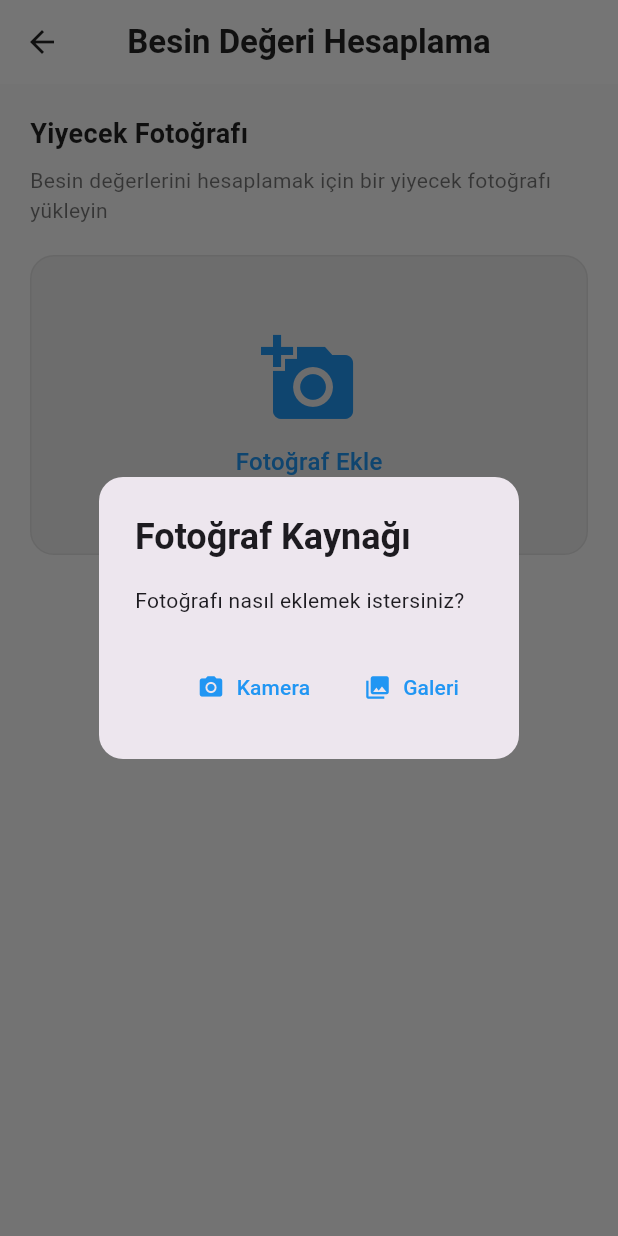
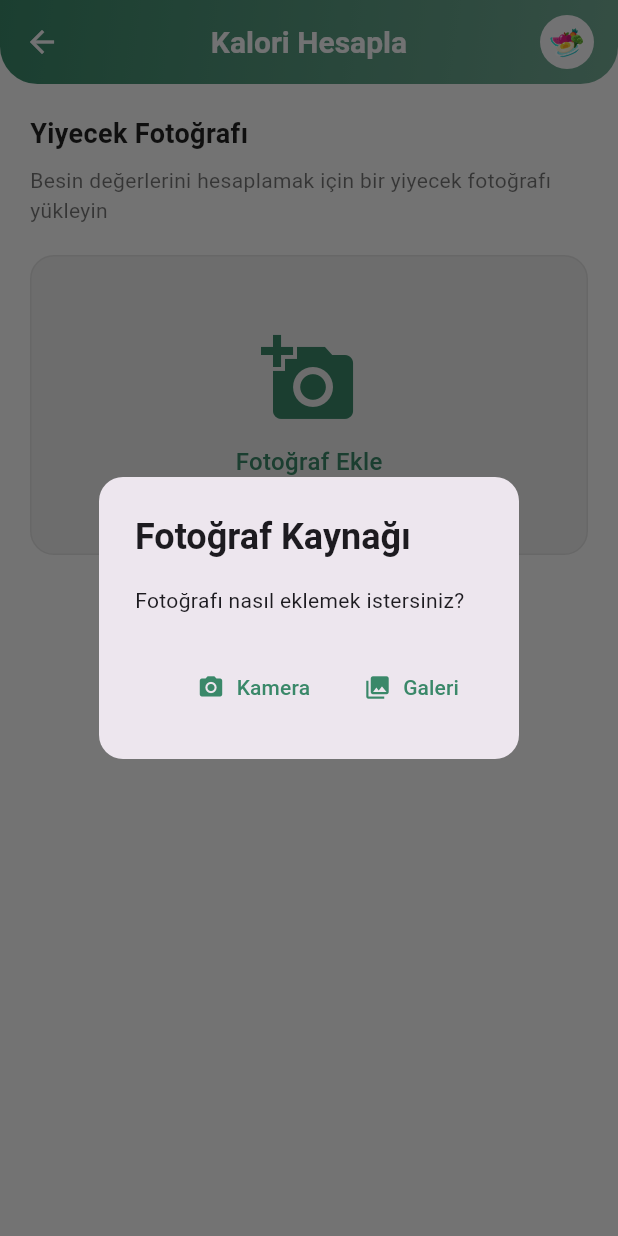
Before and after one commit to ibrahimysr/dietician_app, a Flutter app: the FoodPhotoScreen screen opened directly, after a tap on "Fotoğraf Ekle", on a phone screen of 412 x 824 dp. Run offline on Flutter 3.47's test engine with Material 3 defaults, Android fonts, the phone set to English and light mode, and no system bars; our stand-ins replace cached_network_image, fl_chart, flutter_animate, flutter_staggered_animations, font_awesome_flutter, google_generative_ai and 4 more; missing offline and left inert: flutter_ai_toolkit; accounts and stored records are empty.

Commit message:
düzenleme

```diff
--- a/lib/client/screens/ai_calories/ai_calories_screen.dart
+++ b/lib/client/screens/ai_calories/ai_calories_screen.dart
@@ -1,5 +1,7 @@
 import 'dart:io';
 
+import 'package:dietician_app/client/components/shared/custom_app_bar.dart';
+import 'package:dietician_app/client/core/theme/color.dart';
 import 'package:dietician_app/client/services/gemini/gemini_service.dart';
 import 'package:flutter/material.dart';
 import 'package:image_picker/image_picker.dart';
@@ -8,7 +10,7 @@ class FoodPhotoScreen extends StatefulWidget {
   const FoodPhotoScreen({super.key});
 
   @override
-  _FoodPhotoScreenState createState() => _FoodPhotoScreenState();
+  State<FoodPhotoScreen> createState() => _FoodPhotoScreenState();
 }
 
 class _FoodPhotoScreenState extends State<FoodPhotoScreen> {
@@ -72,16 +74,16 @@ class _FoodPhotoScreenState extends State<FoodPhotoScreen> {
               Navigator.pop(context);
               _pickImage(ImageSource.camera);
             },
-            icon: const Icon(Icons.camera_alt, color: Colors.blue),
-            label: const Text('Kamera', style: TextStyle(color: Colors.blue)),
+            icon:  Icon(Icons.camera_alt, color: AppColor.primary),
+            label:  Text('Kamera', style: TextStyle(color:AppColor.primary)),
           ),
           TextButton.icon(
             onPressed: () {
               Navigator.pop(context);
               _pickImage(ImageSource.gallery);
             },
-            icon: const Icon(Icons.photo_library, color: Colors.blue),
-            label: const Text('Galeri', style: TextStyle(color: Colors.blue)),
+            icon:  Icon(Icons.photo_library, color:AppColor.primary),
+            label:  Text('Galeri', style: TextStyle(color:AppColor.primary)),
           ),
         ],
       ),
@@ -92,19 +94,7 @@ class _FoodPhotoScreenState extends State<FoodPhotoScreen> {
   Widget build(BuildContext context) {
     return Scaffold(
       backgroundColor: Colors.grey[50],
-      appBar: AppBar(
-        elevation: 0,
-        backgroundColor: Colors.white,
-        title: const Text(
-          'Besin Değeri Hesaplama',
-          style: TextStyle(
-            color: Colors.black87,
-            fontWeight: FontWeight.bold,
-          ),
-        ),
-        centerTitle: true,
-        iconTheme: const IconThemeData(color: Colors.black87),
-      ),
+     appBar: CustomAppBar(title: "Kalori Hesapla"),
       body: SingleChildScrollView(
         child: Padding(
           padding: const EdgeInsets.all(20.0),
@@ -157,11 +147,11 @@ class _FoodPhotoScreenState extends State<FoodPhotoScreen> {
               ),
               child: Column(
                 mainAxisAlignment: MainAxisAlignment.center,
-                children: const [
+                children:  [
                   Icon(
                     Icons.add_a_photo,
                     size: 64,
-                    color: Colors.blue,
+                    color: AppColor.primary,
                   ),
                   SizedBox(height: 12),
                   Text(
@@ -169,7 +159,7 @@ class _FoodPhotoScreenState extends State<FoodPhotoScreen> {
                     style: TextStyle(
                       fontSize: 16,
                       fontWeight: FontWeight.w500,
-                      color: Colors.blue,
+                      color:  AppColor.primary,
                     ),
                   ),
                 ],
@@ -194,7 +184,7 @@ class _FoodPhotoScreenState extends State<FoodPhotoScreen> {
                   child: FloatingActionButton.small(
                     onPressed: _showImageSourceDialog,
                     backgroundColor: Colors.white,
-                    child: const Icon(Icons.edit, color: Colors.blue),
+                    child:  Icon(Icons.edit, color:AppColor.primary),
                   ),
                 ),
               ],
@@ -207,8 +197,8 @@ class _FoodPhotoScreenState extends State<FoodPhotoScreen> {
   Widget _buildLoadingSection() {
     return Center(
       child: Column(
-        children: const [
-          CircularProgressIndicator(color: Colors.blue),
+        children:  [
+          CircularProgressIndicator(color:AppColor.primary),
           SizedBox(height: 16),
           Text(
             'Yiyecek analiz ediliyor...',
@@ -315,17 +305,17 @@ class _FoodPhotoScreenState extends State<FoodPhotoScreen> {
           Container(
             padding: const EdgeInsets.all(12),
             decoration: BoxDecoration(
-              color: Colors.blue[50],
+              color:AppColor.primary,
               borderRadius: BorderRadius.circular(8),
             ),
             child: Row(
-              children: const [
-                Icon(Icons.info_outline, color: Colors.blue, size: 20),
+              children:  [
+                Icon(Icons.info_outline, color:AppColor.primary, size: 20),
                 SizedBox(width: 8),
                 Expanded(
                   child: Text(
                     'Not: Kalori ve besin değerleri tahmini olup gerçek değerlerden farklı olabilir.',
-                    style: TextStyle(fontSize: 12, color: Colors.blue),
+                    style: TextStyle(fontSize: 12, color:AppColor.white),
                   ),
                 ),
               ],
@@ -339,7 +329,7 @@ class _FoodPhotoScreenState extends State<FoodPhotoScreen> {
                 Navigator.pop(context, _foodDetails);
               },
               style: ElevatedButton.styleFrom(
-                backgroundColor: Colors.blue,
+                backgroundColor:AppColor.primary,
                 foregroundColor: Colors.white,
                 padding: const EdgeInsets.symmetric(vertical: 16),
                 shape: RoundedRectangleBorder(borderRadius: BorderRadius.circular(12)),
--- a/lib/client/screens/main/main_screen.dart
+++ b/lib/client/screens/main/main_screen.dart
@@ -2,7 +2,6 @@ import 'package:dietician_app/client/core/theme/color.dart';
 import 'package:dietician_app/client/core/utils/auth_storage.dart';
 import 'package:dietician_app/client/screens/ai_calories/ai_calories_screen.dart';
 import 'package:dietician_app/client/screens/chat_bot/chat_screen.dart';
-import 'package:dietician_app/client/screens/dietitian/dietitian_screen.dart';
 import 'package:dietician_app/client/screens/home/home_screen.dart';
 import 'package:dietician_app/client/screens/progress/progress_screen.dart';
 import 'package:dietician_app/client/screens/recipes/recipes_screen.dart';
@@ -43,7 +42,7 @@ class _MainScreenState extends State<MainScreen>
           BottomNavItem(
         icon: Icons.camera,
         activeIcon: Icons.camera,
-        label: "Kalori Hesapla"),
+        label: "Kalori"),
          BottomNavItem(
         icon: Icons.ssid_chart_outlined,
         activeIcon: Icons.ssid_chart_outlined,
--- a/lib/client/viewmodel/login_viewmodel.dart
+++ b/lib/client/viewmodel/login_viewmodel.dart
@@ -39,7 +39,7 @@ class LoginViewModel extends ChangeNotifier {
         await AuthStorage.saveToken(response.data.token);
 
         if (userRole == 'dietitian') {
-          Navigator.push(context,
+          Navigator.pushReplacement(context,
             MaterialPageRoute(
               builder: (context) => const DietitianMainScreen(),
             ),
```
